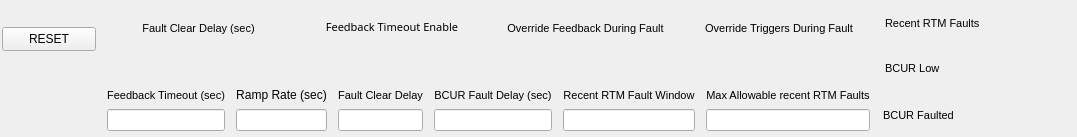
First picture: the form in new_look/rtm_faults.ui, repository cristinasewell/ATCA_PyDM_Screens, before the edit.
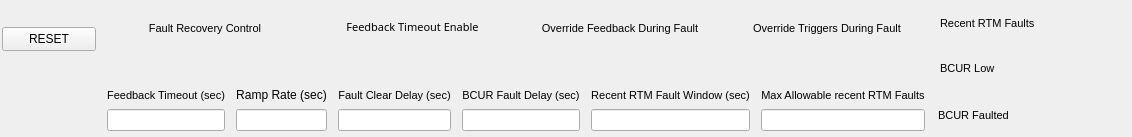
Second picture: the form after the edit. Custom widgets are drawn as their Qt base class.

Commit message: MNT: corrected some labels

```diff
--- a/new_look/rtm_faults.ui
+++ b/new_look/rtm_faults.ui
@@ -6,7 +6,7 @@
    <rect>
     <x>0</x>
     <y>0</y>
-    <width>933</width>
+    <width>967</width>
     <height>137</height>
    </rect>
   </property>
@@ -96,7 +96,7 @@
           </font>
          </property>
          <property name="text">
-          <string>Fault Clear Delay (sec)</string>
+          <string>Fault Recovery Control</string>
          </property>
          <property name="alignment">
           <set>Qt::AlignBottom|Qt::AlignHCenter</set>
@@ -561,7 +561,7 @@
           </font>
          </property>
          <property name="text">
-          <string>Fault Clear Delay</string>
+          <string>Fault Clear Delay (sec)</string>
          </property>
          <property name="alignment">
           <set>Qt::AlignBottom|Qt::AlignHCenter</set>
@@ -679,7 +679,7 @@
           </font>
          </property>
          <property name="text">
-          <string>Recent RTM Fault Window</string>
+          <string>Recent RTM Fault Window (sec)</string>
          </property>
          <property name="alignment">
           <set>Qt::AlignBottom|Qt::AlignHCenter</set>
```
The commit also changes 5 other files.
